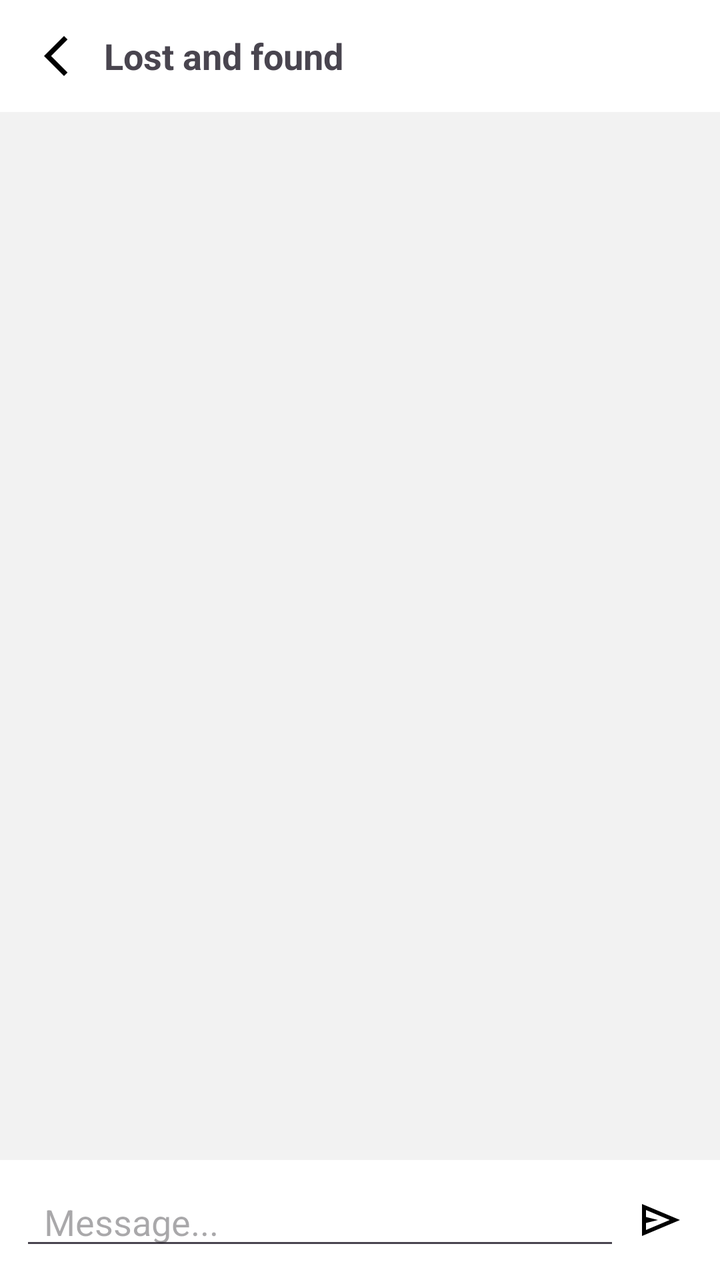
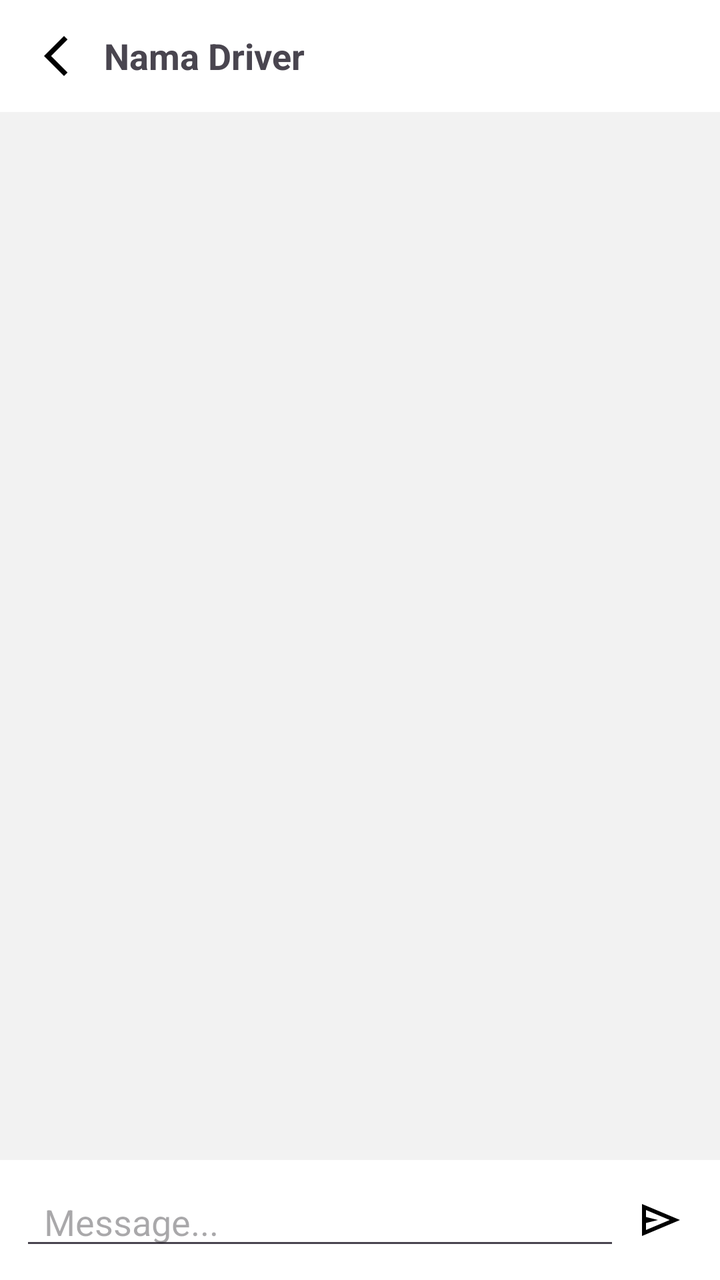

Before-and-after screenshots of an Android layout around one commit, followed by the original layout XML and the change that was made.
<!-- AndroidManifest.xml: application theme Theme.NgGojek -->
<!-- res/layout/activity_chat.xml -->
<?xml version="1.0" encoding="utf-8"?>
<androidx.constraintlayout.widget.ConstraintLayout xmlns:android="http://schemas.android.com/apk/res/android"
    xmlns:app="http://schemas.android.com/apk/res-auto"
    android:layout_width="match_parent"
    android:layout_height="match_parent"
    android:background="#F2F2F2">

    
    <LinearLayout
        android:id="@+id/topBar"
        android:layout_width="0dp"
        android:layout_height="56dp"
        android:orientation="horizontal"
        android:gravity="center_vertical"
        android:background="@color/white"
        android:paddingStart="16dp"
        android:paddingEnd="16dp"
        app:layout_constraintTop_toTopOf="parent"
        app:layout_constraintStart_toStartOf="parent"
        app:layout_constraintEnd_toEndOf="parent">

        <ImageView
            android:id="@+id/btnBack"
            android:src="@drawable/back"
            android:layout_width="24dp"
            android:layout_height="24dp"/>

        <TextView
            android:id="@+id/txtTitle"
            android:text="Lost and found"
            android:textSize="18sp"
            android:textStyle="bold"
            android:layout_marginStart="12dp"
            android:layout_width="wrap_content"
            android:layout_height="wrap_content" />
    </LinearLayout>

    
    <androidx.recyclerview.widget.RecyclerView
        android:id="@+id/recyclerChat"
        android:layout_width="0dp"
        android:layout_height="0dp"
        android:padding="8dp"
        app:layout_constraintTop_toBottomOf="@id/topBar"
        app:layout_constraintBottom_toTopOf="@id/bottomInput"
        app:layout_constraintStart_toStartOf="parent"
        app:layout_constraintEnd_toEndOf="parent"/>

    
    <LinearLayout
        android:id="@+id/bottomInput"
        android:layout_width="0dp"
        android:layout_height="60dp"
        android:padding="10dp"
        android:background="@color/white"
        android:orientation="horizontal"
        android:gravity="center_vertical"
        app:layout_constraintBottom_toBottomOf="parent"
        app:layout_constraintStart_toStartOf="parent"
        app:layout_constraintEnd_toEndOf="parent">

        <EditText
            android:id="@+id/editMessage"
            android:layout_width="0dp"
            android:layout_height="40dp"
            android:layout_weight="1"
            android:hint="Message..."
            android:paddingStart="12dp" />

        <ImageView
            android:id="@+id/btnSend"
            android:src="@drawable/send"
            android:padding="8dp"
            android:layout_width="40dp"
            android:layout_height="40dp" />
    </LinearLayout>

</androidx.constraintlayout.widget.ConstraintLayout>
<!-- resources referenced by this layout -->
<resources>
  <color name="white">#FFFFFFFF</color>
  <!-- drawable back (drawable) -->
  <vector xmlns:android="http://schemas.android.com/apk/res/android" android:height="24dp" android:tint="#000000" android:viewportHeight="960" android:viewportWidth="960" android:width="24dp">
        
      <path android:fillColor="@android:color/white" android:pathData="M640,880L240,480L640,80L711,151L382,480L711,809L640,880Z"/>
      
  </vector>
  <!-- drawable send (drawable) -->
  <vector xmlns:android="http://schemas.android.com/apk/res/android"
      android:width="24dp"
      android:height="24dp"
      android:viewportWidth="960"
      android:viewportHeight="960">
    <path
        android:pathData="M120,800v-640l760,320 -760,320ZM200,680 L674,480 200,280v140l240,60 -240,60v140ZM200,680v-400,400Z"
        android:fillColor="#000000"/>
  </vector>
  <style name="Theme.NgGojek" parent="Base.Theme.NgGojek" />
  <style name="Base.Theme.NgGojek" parent="Theme.Material3.DayNight.NoActionBar">
          
          
          <item name="android:windowBackground">@color/white</item>
          <item name="colorSecondaryContainer">@android:color/transparent</item>
      </style>
</resources>

<!-- the commit's change to res/layout/activity_chat.xml (unified diff, before → after) -->
@@ -27,7 +27,7 @@
 
         <TextView
             android:id="@+id/txtTitle"
-            android:text="Lost and found"
+            android:text="Nama Driver"
             android:textSize="18sp"
             android:textStyle="bold"
             android:layout_marginStart="12dp"
